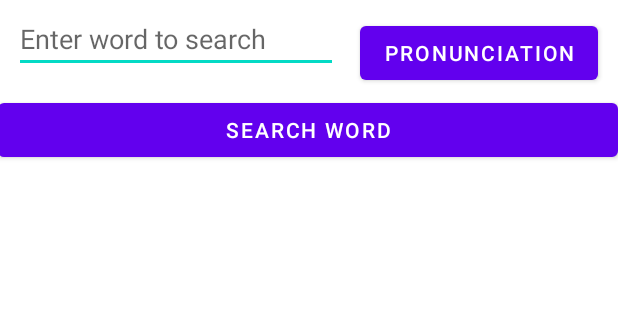
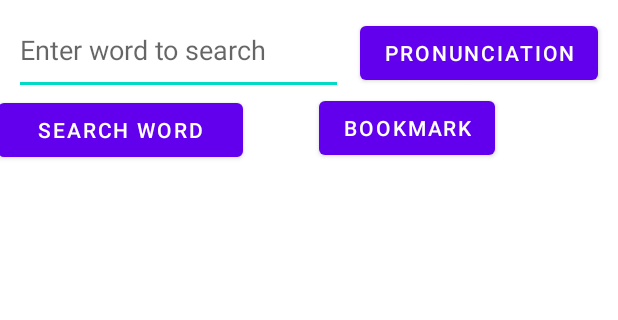
Before and after one commit to ShehanAT/Dictionary-App-Android, an Android app: the screen it shows after launch (MainActivity), on a phone screen of 412 x 824 dp, the part 196-516 px from its top. Run offline under Robolectric (Android 15) with nearby library versions, the phone set to English and light mode, and no system bars; our stand-ins replace Volley.

Commit message:
Added bookmark button to activity_main.xml

```diff
--- a/app/src/main/java/com/coding/informer/dictionary_app_v3/MainActivity.kt
+++ b/app/src/main/java/com/coding/informer/dictionary_app_v3/MainActivity.kt
@@ -33,6 +33,7 @@ class MainActivity : AppCompatActivity() {
     var definitionList : ArrayList<String> = ArrayList();
     var definitionListStr : String = "";
     var pronunciationBtn : Button? = null;
+    var bookmarkBtn : Button? = null;
 
     companion object {
         private const val REQUEST_CODE_STT = 1
@@ -59,8 +60,6 @@ class MainActivity : AppCompatActivity() {
 
         setContentView(R.layout.activity_main)
 
-//        textToSpeechEngine = TextToSpeech(this, this)
-
         apiResponseView = findViewById<TextView>(R.id.apiResponseText)
 
         searchWordTextInput = findViewById<TextInputEditText>(R.id.searchWordTextInput)
@@ -68,6 +67,8 @@ class MainActivity : AppCompatActivity() {
         pronunciationBtn = findViewById<Button>(R.id.pronunciationBtn)
 
         searchButton = findViewById<Button>(R.id.searchButton)
+
+        bookmarkBtn = findViewById<Button>(R.id.bookmarkBtn)
 
         searchWordTextInput!!.addTextChangedListener(object : TextWatcher {
             override fun beforeTextChanged(s: CharSequence, start: Int, count: Int, after: Int) {}
@@ -96,6 +97,11 @@ class MainActivity : AppCompatActivity() {
             } else {
                 Toast.makeText(this, "Text cannot be empty", Toast.LENGTH_LONG).show()
             }
+        }
+
+        bookmarkBtn!!.setOnClickListener {
+            var wordToBookmark = searchWordTextInput!!.text.toString().trim()
+            // Save words using Supabase(1st option) or Room(2nd option)
         }
 
     }
--- a/app/src/main/res/layout/activity_main.xml
+++ b/app/src/main/res/layout/activity_main.xml
@@ -11,8 +11,8 @@
 
     <com.google.android.material.textfield.TextInputEditText
         android:id="@+id/searchWordTextInput"
-        android:layout_width="216dp"
-        android:layout_height="wrap_content"
+        android:layout_width="219dp"
+        android:layout_height="60dp"
         android:layout_alignParentStart="true"
         android:layout_alignParentTop="true"
         android:layout_centerHorizontal="true"
@@ -22,7 +22,7 @@
 
     <Button
         android:id="@+id/searchButton"
-        android:layout_width="match_parent"
+        android:layout_width="163dp"
         android:layout_height="wrap_content"
         android:layout_alignParentStart="true"
         android:layout_alignParentTop="true"
@@ -84,4 +84,15 @@
         android:layout_marginEnd="13dp"
         android:text="Pronunciation" />
 
+    <Button
+        android:id="@+id/bookmarkBtn"
+        android:layout_width="wrap_content"
+        android:layout_height="wrap_content"
+        android:layout_alignBottom="@+id/searchButton"
+        android:layout_alignParentEnd="true"
+        android:layout_marginStart="41dp"
+        android:layout_marginEnd="82dp"
+        android:layout_marginBottom="1dp"
+        android:text="Bookmark" />
+
 </RelativeLayout>
```
